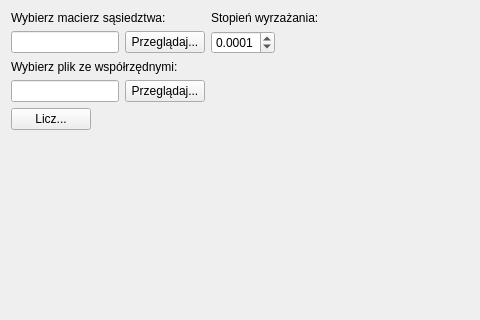
almendar/tsp-sa, file mainwindow.ui: the form before one commit; both pictures show x 0 to 480 and y 0 to 320 of the 666 by 418 pixel window.
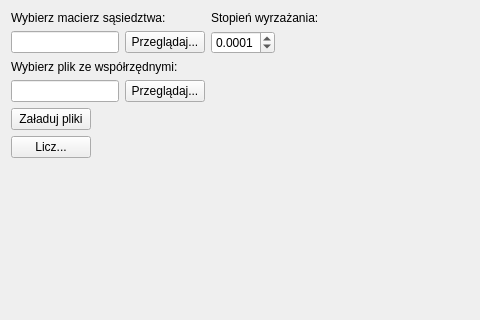
The form after the commit.

Commit message: *Drawing cities with arrows. *Added another button for loading data *Minor bugs of TSP fixed.

What changed in the file:
```diff
--- a/mainwindow.ui
+++ b/mainwindow.ui
@@ -133,7 +133,7 @@
         </item>
        </layout>
       </item>
-      <item row="2" column="0">
+      <item row="3" column="0">
        <widget class="QPushButton" name="btn_Compute">
         <property name="enabled">
          <bool>true</bool>
@@ -177,6 +177,13 @@
         </item>
        </layout>
       </item>
+      <item row="2" column="0">
+       <widget class="QPushButton" name="btn_LoadInputData">
+        <property name="text">
+         <string>Załaduj pliki</string>
+        </property>
+       </widget>
+      </item>
      </layout>
     </item>
    </layout>
```
The commit also changes 12 other files.
